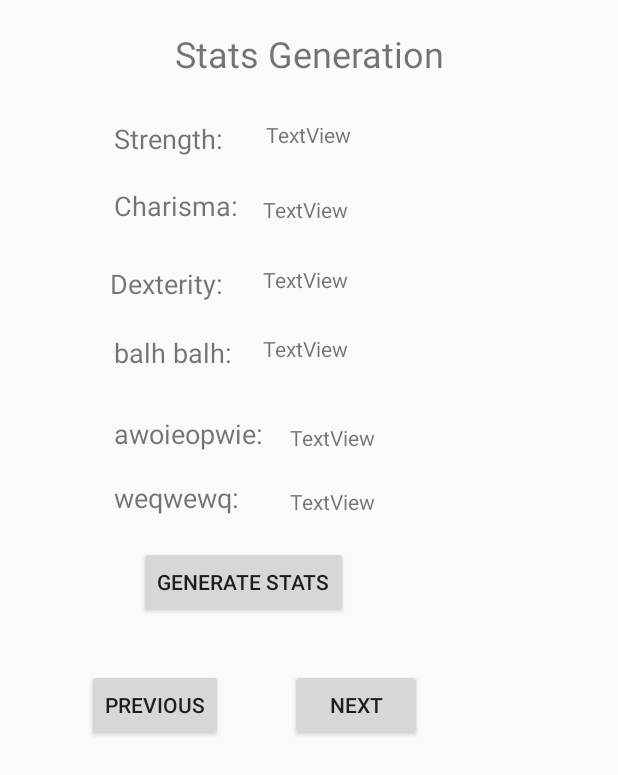
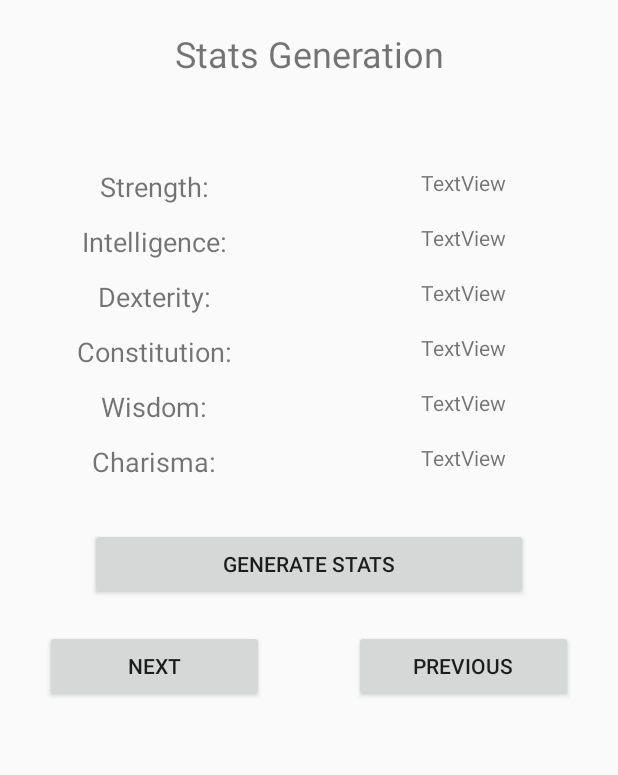
Before and after one commit to rizzahgrace/Android_FinalProject, an Android app: the layout activity_char_creation.xml on its own in the app's theme, with its tools: preview values and no code run, on a phone screen of 412 x 824 dp. Shown: the top 775 px of the screen. Run offline under Robolectric (Android 15) with nearby library versions, the phone set to English and light mode, and no system bars.

Commit message:
Add files via upload

```diff
--- a/RPGLayout/app/src/main/res/layout/activity_char_creation.xml
+++ b/RPGLayout/app/src/main/res/layout/activity_char_creation.xml
@@ -11,146 +11,194 @@
         android:id="@+id/textView16"
         android:layout_width="match_parent"
         android:layout_height="wrap_content"
+        android:layout_alignParentStart="true"
+        android:layout_alignParentTop="true"
         android:layout_marginTop="19dp"
         android:text="Stats Generation"
         android:textAlignment="center"
-        android:textSize="24sp"
-        android:layout_alignParentTop="true"
-        android:layout_alignParentStart="true" />
+        android:textSize="24sp" />
+
+    <LinearLayout
+        android:id="@+id/linearLayout"
+        android:layout_width="match_parent"
+        android:layout_height="wrap_content"
+        android:layout_alignParentStart="true"
+        android:layout_below="@+id/textView16"
+        android:orientation="horizontal"
+        android:weightSum="1">
+
+        <LinearLayout
+            android:layout_width="0dp"
+            android:layout_height="300dp"
+            android:layout_weight="0.50"
+            android:orientation="vertical">
 
             <TextView
                 android:id="@+id/textView17"
-        android:layout_width="wrap_content"
-        android:layout_height="wrap_content"
-        android:layout_alignParentStart="true"
-        android:layout_below="@+id/textView16"
-        android:layout_marginStart="76dp"
-        android:layout_marginTop="28dp"
+                android:layout_width="match_parent"
+                android:layout_height="0dp"
+                android:layout_marginTop="60dp"
+                android:layout_weight="1"
                 android:text="Strength:"
+                android:textAlignment="center"
                 android:textSize="18sp" />
 
             <TextView
                 android:id="@+id/textView18"
-        android:layout_width="wrap_content"
-        android:layout_height="wrap_content"
-        android:layout_alignStart="@+id/textView17"
-        android:layout_below="@+id/textView17"
-        android:layout_marginTop="20dp"
-        android:text="Charisma:"
+                android:layout_width="match_parent"
+                android:layout_height="0dp"
+                android:layout_marginTop="10dp"
+                android:layout_weight="1"
+                android:text="Intelligence:"
+                android:textAlignment="center"
                 android:textSize="18sp" />
 
             <TextView
                 android:id="@+id/textView19"
-        android:layout_width="wrap_content"
-        android:layout_height="wrap_content"
-        android:layout_alignEnd="@+id/textView17"
-        android:layout_below="@+id/textView18"
-        android:layout_marginTop="27dp"
+                android:layout_width="match_parent"
+                android:layout_height="0dp"
+                android:layout_marginTop="10dp"
+                android:layout_weight="1"
                 android:text="Dexterity:"
+                android:textAlignment="center"
                 android:textSize="18sp" />
 
             <TextView
                 android:id="@+id/textView20"
-        android:layout_width="wrap_content"
-        android:layout_height="wrap_content"
-        android:layout_alignStart="@+id/textView18"
-        android:layout_below="@+id/textView19"
-        android:layout_marginTop="21dp"
-        android:text="balh balh:"
+                android:layout_width="match_parent"
+                android:layout_height="0dp"
+                android:layout_marginTop="10dp"
+                android:layout_weight="1"
+                android:text="Constitution:"
+                android:textAlignment="center"
                 android:textSize="18sp" />
 
             <TextView
                 android:id="@+id/textView21"
-        android:layout_width="wrap_content"
-        android:layout_height="wrap_content"
-        android:layout_alignStart="@+id/textView20"
-        android:layout_below="@+id/textView20"
-        android:layout_marginTop="29dp"
-        android:text="awoieopwie:"
+                android:layout_width="match_parent"
+                android:layout_height="0dp"
+                android:layout_marginTop="10dp"
+                android:layout_weight="1"
+                android:text="Wisdom:"
+                android:textAlignment="center"
                 android:textSize="18sp" />
 
             <TextView
                 android:id="@+id/textView30"
-        android:layout_width="wrap_content"
-        android:layout_height="wrap_content"
-        android:layout_marginTop="18dp"
-        android:text="weqwewq:"
-        android:textSize="18sp"
-        android:layout_below="@+id/textView21"
-        android:layout_alignStart="@+id/textView21" />
+                android:layout_width="match_parent"
+                android:layout_height="0dp"
+                android:layout_marginBottom="30dp"
+                android:layout_marginTop="10dp"
+                android:layout_weight="1"
+                android:text="Charisma:"
+                android:textAlignment="center"
+                android:textSize="18sp" />
+
+        </LinearLayout>
+
+        <LinearLayout
+            android:layout_width="0dp"
+            android:layout_height="300dp"
+            android:layout_alignParentBottom="false"
+            android:layout_alignParentStart="false"
+            android:layout_weight="0.50
+"
+            android:orientation="vertical">
 
             <TextView
-        android:id="@+id/txt_1"
-        android:layout_width="wrap_content"
-        android:layout_height="wrap_content"
-        android:layout_alignTop="@+id/textView17"
-        android:layout_centerHorizontal="true"
-        android:text="TextView" />
+                android:id="@+id/txt_str"
+                android:layout_width="match_parent"
+                android:layout_height="0dp"
+                android:layout_marginTop="60dp"
+                android:layout_weight="1"
+                android:text="TextView"
+                android:textAlignment="center" />
 
             <TextView
-        android:id="@+id/txt_2"
-        android:layout_width="wrap_content"
-        android:layout_height="wrap_content"
-        android:layout_alignBottom="@+id/textView18"
-        android:layout_toEndOf="@+id/textView21"
-        android:text="TextView" />
+                android:id="@+id/txt_int"
+                android:layout_width="match_parent"
+                android:layout_height="0dp"
+                android:layout_marginTop="10dp"
+                android:layout_weight="1"
+                android:text="TextView"
+                android:textAlignment="center" />
 
             <TextView
-        android:id="@+id/txt_3"
-        android:layout_width="wrap_content"
-        android:layout_height="wrap_content"
-        android:layout_alignStart="@+id/txt_2"
-        android:layout_alignTop="@+id/textView19"
-        android:text="TextView" />
+                android:id="@+id/txt_dex"
+                android:layout_width="match_parent"
+                android:layout_height="0dp"
+                android:layout_marginTop="10dp"
+                android:layout_weight="1"
+                android:text="TextView"
+                android:textAlignment="center" />
 
             <TextView
-        android:id="@+id/txt_4"
-        android:layout_width="wrap_content"
-        android:layout_height="wrap_content"
-        android:layout_alignEnd="@+id/txt_3"
-        android:layout_alignTop="@+id/textView20"
-        android:text="TextView" />
+                android:id="@+id/txt_con"
+                android:layout_width="match_parent"
+                android:layout_height="0dp"
+                android:layout_marginTop="10dp"
+                android:layout_weight="1"
+                android:text="TextView"
+                android:textAlignment="center" />
 
             <TextView
-        android:id="@+id/txt_5"
-        android:layout_width="wrap_content"
-        android:layout_height="wrap_content"
-        android:layout_alignBottom="@+id/textView21"
-        android:layout_marginStart="18dp"
-        android:layout_toEndOf="@+id/textView21"
-        android:text="TextView" />
+                android:id="@+id/txt_wis"
+                android:layout_width="match_parent"
+                android:layout_height="0dp"
+                android:layout_marginTop="10dp"
+                android:layout_weight="1"
+                android:text="TextView"
+                android:textAlignment="center" />
 
             <TextView
-        android:id="@+id/txt_6"
-        android:layout_width="wrap_content"
-        android:layout_height="wrap_content"
-        android:layout_alignBottom="@+id/textView30"
-        android:layout_alignStart="@+id/txt_5"
-        android:text="TextView" />
+                android:id="@+id/txt_cha"
+                android:layout_width="match_parent"
+                android:layout_height="0dp"
+                android:layout_marginBottom="30dp"
+                android:layout_marginTop="10dp"
+                android:layout_weight="1"
+                android:text="TextView"
+                android:textAlignment="center" />
+        </LinearLayout>
+    </LinearLayout>
 
     <Button
         android:id="@+id/btn_gen"
         android:layout_width="wrap_content"
         android:layout_height="wrap_content"
-        android:layout_marginTop="20dp"
-        android:text="Generate Stats"
-        android:layout_below="@+id/textView30"
-        android:layout_alignEnd="@+id/txt_4" />
+        android:layout_alignParentEnd="true"
+        android:layout_alignParentStart="true"
+        android:layout_below="@+id/linearLayout"
+        android:layout_marginLeft="60dp"
+        android:layout_marginRight="60dp"
+        android:text="Generate Stats" />
+
+    <LinearLayout
+        android:layout_width="match_parent"
+        android:layout_height="match_parent"
+        android:layout_below="@+id/btn_gen"
+        android:layout_centerHorizontal="true"
+        android:orientation="horizontal">
 
         <Button
-        android:id="@+id/btn_next2"
-        android:layout_width="wrap_content"
+            android:id="@+id/button5"
+            android:layout_width="30dp"
             android:layout_height="wrap_content"
-        android:layout_alignStart="@+id/txt_6"
-        android:layout_below="@+id/btn_gen"
-        android:layout_marginTop="34dp"
+            android:layout_marginLeft="30dp"
+            android:layout_marginRight="30dp"
+            android:layout_marginTop="20dp"
+            android:layout_weight="1"
             android:text="Next" />
 
         <Button
             android:id="@+id/button6"
-        android:layout_width="wrap_content"
+            android:layout_width="30dp"
             android:layout_height="wrap_content"
-        android:layout_alignBottom="@+id/btn_next2"
-        android:layout_alignEnd="@+id/textView19"
+            android:layout_marginLeft="30dp"
+            android:layout_marginRight="30dp"
+            android:layout_marginTop="20dp"
+            android:layout_weight="1"
             android:text="Previous" />
+    </LinearLayout>
+
 </RelativeLayout>
```
Lines whose indentation alone changed are shown as unchanged.
